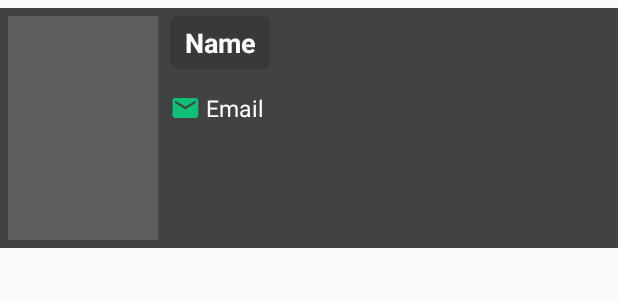
After one commit to pabloduz/SocialYou, an Android app: the layout list_user.xml on its own in the app's theme, with its tools: preview values and no code run, on a phone screen of 412 x 824 dp. The commit adds this screen. Shown: the top 300 px of the screen. Run offline under Robolectric (Android 15) with nearby library versions, the phone set to English and light mode, and no system bars.

Commit message:
almost done

```diff
--- a/sample/build.gradle
+++ b/sample/build.gradle
@@ -62,7 +62,6 @@ dependencies {
     implementation 'androidx.coordinatorlayout:coordinatorlayout:1.0.0'
 
 
-
 }
 
 apply plugin: 'com.google.gms.google-services'
--- a/sample/src/main/java/com/eccos/socialyou/AuthActivity.kt
+++ b/sample/src/main/java/com/eccos/socialyou/AuthActivity.kt
@@ -106,9 +106,9 @@ class AuthActivity : AppCompatActivity() {
         val userId = FirebaseAuth.getInstance().currentUser!!.uid
 
         //Saving all data with FireBase
-        mInformation.put("title", name.toString())
-        mInformation.put("date", email.toString())
-        mInformation.put("time", photoLarge)
+        mInformation.put("name", name.toString())
+        mInformation.put("email", email.toString())
+        mInformation.put("url", photoLarge)
 
         val fb = myFirebaseRef!!.child("users").child(userId)
         fb.setValue(mInformation)
--- /dev/null
+++ b/sample/src/main/res/drawable/ic_email_black_24dp.xml
@@ -0,0 +1,5 @@
+<vector android:height="20dp" android:tint="@color/colorAccent"
+    android:viewportHeight="24.0" android:viewportWidth="28.0"
+    android:width="24dp" xmlns:android="http://schemas.android.com/apk/res/android">
+    <path android:fillColor="#FF000000" android:pathData="M20,4L4,4c-1.1,0 -1.99,0.9 -1.99,2L2,18c0,1.1 0.9,2 2,2h16c1.1,0 2,-0.9 2,-2L22,6c0,-1.1 -0.9,-2 -2,-2zM20,8l-8,5 -8,-5L4,6l8,5 8,-5v2z"/>
+</vector>
--- /dev/null
+++ b/sample/src/main/res/layout/list_user.xml
@@ -0,0 +1,52 @@
+<LinearLayout
+    xmlns:android="http://schemas.android.com/apk/res/android"
+    android:orientation="horizontal"
+    android:layout_width="match_parent"
+    android:layout_height="160dp"
+    android:padding="5dp"
+    android:layout_marginTop="5dp"
+    android:background="@drawable/bgg"
+    android:id="@+id/container">
+
+
+    <ImageView
+        android:layout_width="100dp"
+        android:layout_height="match_parent"
+        android:background="@drawable/loading_shape"
+        android:id="@+id/thumbnail"/>
+
+    <LinearLayout
+        android:layout_width="match_parent"
+        android:layout_height="wrap_content"
+        android:orientation="vertical"
+        android:layout_marginLeft="8dp"
+        android:layout_marginStart="8dp">
+
+
+        <TextView
+            android:textColor="#fff"
+            android:layout_width="wrap_content"
+            android:layout_height="wrap_content"
+            android:id="@+id/name"
+            android:text="Name"
+            android:paddingRight="10dp"
+            android:paddingLeft="10dp"
+            android:paddingTop="5dp"
+            android:paddingBottom="5dp"
+            android:background="@drawable/darker_background"
+            android:textStyle="bold"
+            android:textSize="18sp"
+            android:maxLength="60"/>
+
+        <TextView
+            android:textColor="#fff"
+            android:layout_marginTop="15dp"
+            android:layout_width="wrap_content"
+            android:layout_height="wrap_content"
+            android:text="Email"
+            android:textAlignment="center"
+            android:textSize="15sp"
+            android:drawableLeft="@drawable/ic_email_black_24dp"
+            android:id="@+id/email"/>
+    </LinearLayout>
+</LinearLayout>
--- a/sample/src/main/res/menu/navigation_main_activity.xml
+++ b/sample/src/main/res/menu/navigation_main_activity.xml
@@ -17,4 +17,8 @@
         android:title="@string/add_event"
         />
 
+    <item
+        android:id="@+id/nearby_users"
+        android:title="@string/nearby_user"
+        />
 </menu>
--- a/sample/src/main/res/values/strings.xml
+++ b/sample/src/main/res/values/strings.xml
@@ -8,7 +8,7 @@
     <string name="open_drawer">Open drawer</string>
     <string name="close_drawer">Close drawer</string>
     <string name="home">Home</string>
-    <string name="add_event">Add an Event</string>
+    <string name="add_event">Add Event</string>
     <string name="my_events">My Events</string>
 
     <string name="facebook_application_id" translatable="false">501310727318410</string>
@@ -34,5 +34,7 @@
     <string name="location">Location</string>
     <string name="event_description">Event Description</string>
     <string name="amazing_event">Amazing Event</string>
+    <string name="no_user">No users nearby\\nWalk around!</string>
+    <string name="nearby_user">Nearby Users</string>
 
 </resources>
```
Also changed, not shown: sample/src/main/AndroidManifest.xml (+21 -22 lines), sample/src/main/java/com/eccos/socialyou/MainActivity.kt (+17 -19 lines), sample/src/main/java/com/eccos/socialyou/NearbyUsers.kt (added, +195 -0 lines), sample/src/main/java/com/eccos/socialyou/User.kt (added, +17 -0 lines), sample/src/main/java/com/eccos/socialyou/UserAdapter.java (added, +112 -0 lines), sample/src/main/res/layout/nearby_users.xml (added, +62 -0 lines).
